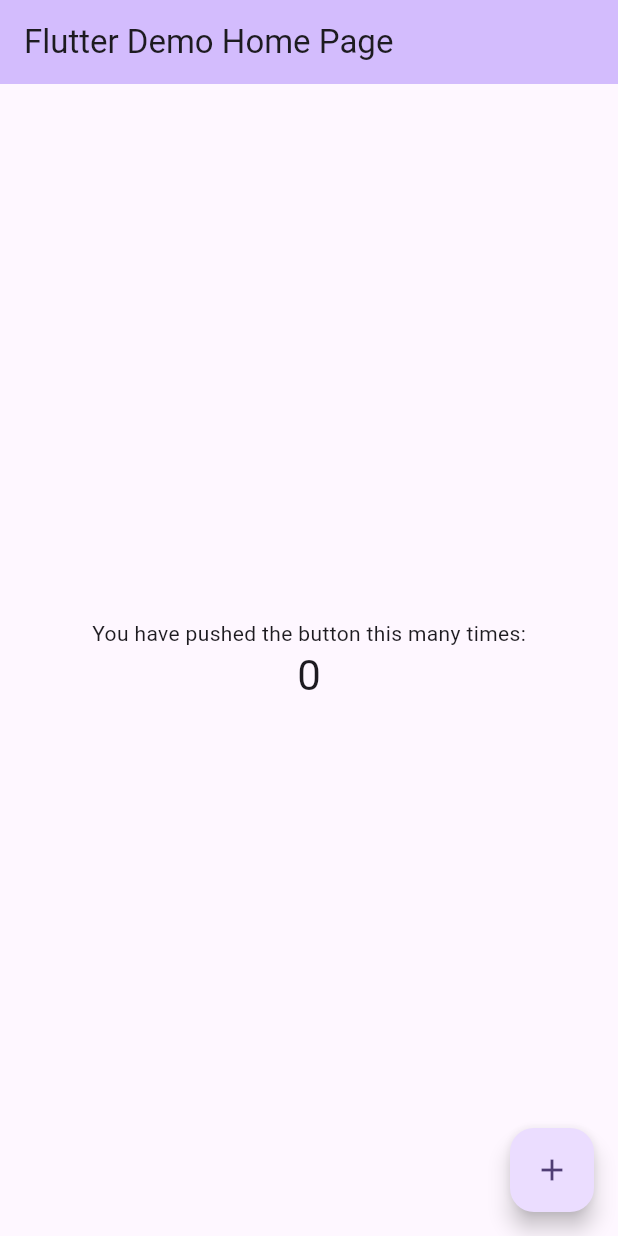
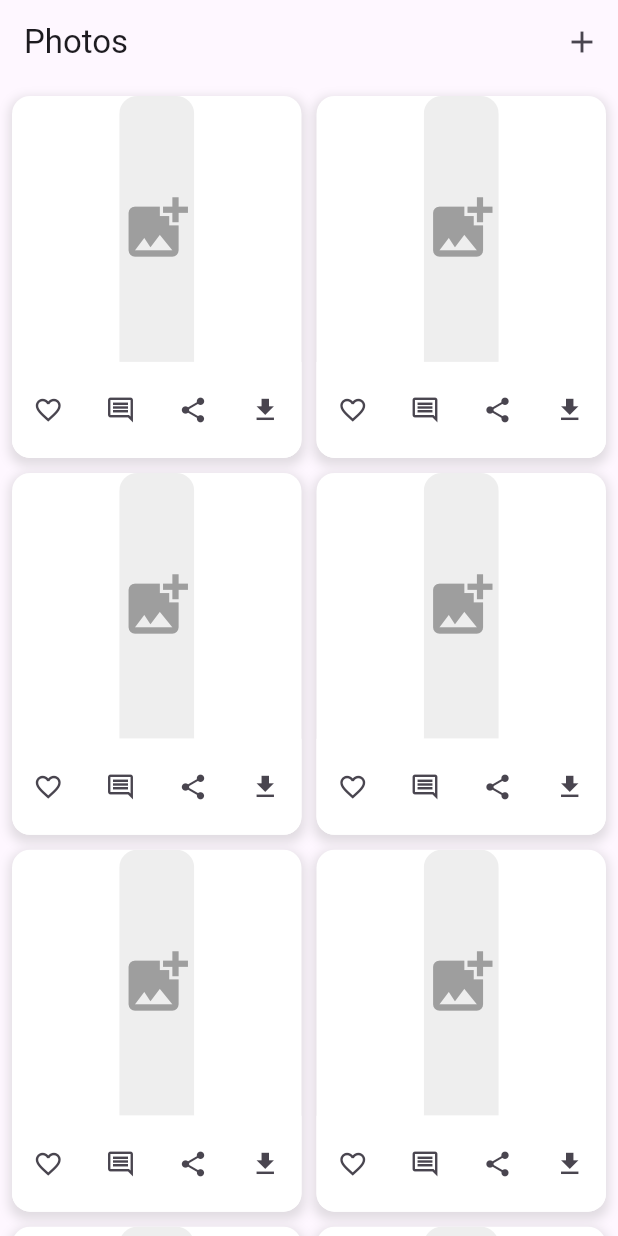
Before and after one commit to DssyChrys/Projet_Flutter, a Flutter app: the screen it shows after launch, on a phone screen of 412 x 824 dp. Run offline on Flutter 3.47's test engine with Material 3 defaults, Android fonts, the phone set to English and light mode, and no system bars; our stand-ins replace image_picker.

Commit message:
defilement des images

```diff
--- a/lib/main.dart
+++ b/lib/main.dart
@@ -1,4 +1,6 @@
 import 'package:flutter/material.dart';
+import 'package:image_picker/image_picker.dart';
+import 'photo_frame.dart';
 
 void main() {
   runApp(const MyApp());
@@ -7,119 +9,77 @@ void main() {
 class MyApp extends StatelessWidget {
   const MyApp({super.key});
 
-  // This widget is the root of your application.
   @override
   Widget build(BuildContext context) {
     return MaterialApp(
-      title: 'Flutter Demo',
+      title: 'Photo Gallery',
       theme: ThemeData(
-        // This is the theme of your application.
-        //
-        // TRY THIS: Try running your application with "flutter run". You'll see
-        // the application has a purple toolbar. Then, without quitting the app,
-        // try changing the seedColor in the colorScheme below to Colors.green
-        // and then invoke "hot reload" (save your changes or press the "hot
-        // reload" button in a Flutter-supported IDE, or press "r" if you used
-        // the command line to start the app).
-        //
-        // Notice that the counter didn't reset back to zero; the application
-        // state is not lost during the reload. To reset the state, use hot
-        // restart instead.
-        //
-        // This works for code too, not just values: Most code changes can be
-        // tested with just a hot reload.
-        colorScheme: ColorScheme.fromSeed(seedColor: Colors.deepPurple),
+        primarySwatch: Colors.blue,
         useMaterial3: true,
       ),
-      home: const MyHomePage(title: 'Flutter Demo Home Page'),
+      home: const HomeScreen(),
     );
   }
 }
 
-class MyHomePage extends StatefulWidget {
-  const MyHomePage({super.key, required this.title});
-
-  // This widget is the home page of your application. It is stateful, meaning
-  // that it has a State object (defined below) that contains fields that affect
-  // how it looks.
-
-  // This class is the configuration for the state. It holds the values (in this
-  // case the title) provided by the parent (in this case the App widget) and
-  // used by the build method of the State. Fields in a Widget subclass are
-  // always marked "final".
-
-  final String title;
+class HomeScreen extends StatefulWidget {
+  const HomeScreen({super.key});
 
   @override
-  State<MyHomePage> createState() => _MyHomePageState();
+  State<HomeScreen> createState() => _HomeScreenState();
 }
 
-class _MyHomePageState extends State<MyHomePage> {
-  int _counter = 0;
+class _HomeScreenState extends State<HomeScreen> {
+  final List<String?> _photos = List.filled(10, null);
+  final ImagePicker _picker = ImagePicker();
 
-  void _incrementCounter() {
+  void _addPhotoFrame() {
     setState(() {
-      // This call to setState tells the Flutter framework that something has
-      // changed in this State, which causes it to rerun the build method below
-      // so that the display can reflect the updated values. If we changed
-      // _counter without calling setState(), then the build method would not be
-      // called again, and so nothing would appear to happen.
-      _counter++;
+      // Trouve le premier emplacement vide
+      int index = _photos.indexOf(null);
+      if (index == -1) {
+        _photos.add(null);
+      }
     });
+  }
+
+  Future<void> _selectPhoto(int index) async {
+    final XFile? image = await _picker.pickImage(source: ImageSource.gallery);
+    if (image != null) {
+      setState(() {
+        _photos[index] = image.path;
+      });
+    }
   }
 
   @override
   Widget build(BuildContext context) {
-    // This method is rerun every time setState is called, for instance as done
-    // by the _incrementCounter method above.
-    //
-    // The Flutter framework has been optimized to make rerunning build methods
-    // fast, so that you can just rebuild anything that needs updating rather
-    // than having to individually change instances of widgets.
     return Scaffold(
       appBar: AppBar(
-        // TRY THIS: Try changing the color here to a specific color (to
-        // Colors.amber, perhaps?) and trigger a hot reload to see the AppBar
-        // change color while the other colors stay the same.
-        backgroundColor: Theme.of(context).colorScheme.inversePrimary,
-        // Here we take the value from the MyHomePage object that was created by
-        // the App.build method, and use it to set our appbar title.
-        title: Text(widget.title),
+        title: const Text('Photos'),
+        actions: [
+          IconButton(
+            icon: const Icon(Icons.add),
+            onPressed: _addPhotoFrame,
+          ),
+        ],
       ),
-      body: Center(
-        // Center is a layout widget. It takes a single child and positions it
-        // in the middle of the parent.
-        child: Column(
-          // Column is also a layout widget. It takes a list of children and
-          // arranges them vertically. By default, it sizes itself to fit its
-          // children horizontally, and tries to be as tall as its parent.
-          //
-          // Column has various properties to control how it sizes itself and
-          // how it positions its children. Here we use mainAxisAlignment to
-          // center the children vertically; the main axis here is the vertical
-          // axis because Columns are vertical (the cross axis would be
-          // horizontal).
-          //
-          // TRY THIS: Invoke "debug painting" (choose the "Toggle Debug Paint"
-          // action in the IDE, or press "p" in the console), to see the
-          // wireframe for each widget.
-          mainAxisAlignment: MainAxisAlignment.center,
-          children: <Widget>[
-            const Text(
-              'You have pushed the button this many times:',
-            ),
-            Text(
-              '$_counter',
-              style: Theme.of(context).textTheme.headlineMedium,
-            ),
-          ],
+      body: GridView.builder(
+        padding: const EdgeInsets.all(8),
+        gridDelegate: const SliverGridDelegateWithFixedCrossAxisCount(
+          crossAxisCount: 2,
+          childAspectRatio: 0.8,
+          crossAxisSpacing: 10,
+          mainAxisSpacing: 10,
         ),
+        itemCount: _photos.length,
+        itemBuilder: (context, index) {
+          return PhotoFrame(
+            photoPath: _photos[index],
+            onTap: () => _selectPhoto(index),
+          );
+        },
       ),
-      floatingActionButton: FloatingActionButton(
-        onPressed: _incrementCounter,
-        tooltip: 'Increment',
-        child: const Icon(Icons.add),
-      ), // This trailing comma makes auto-formatting nicer for build methods.
     );
   }
 }
--- /dev/null
+++ b/lib/photo_frame.dart
@@ -0,0 +1,89 @@
+import 'package:flutter/material.dart';
+import 'dart:io';
+
+class PhotoFrame extends StatelessWidget {
+  final String? photoPath;
+  final VoidCallback onTap;
+
+  const PhotoFrame({
+    super.key,
+    required this.photoPath,
+    required this.onTap,
+  });
+
+  @override
+  Widget build(BuildContext context) {
+    return GestureDetector(
+      onTap: onTap,
+      child: Container(
+        decoration: BoxDecoration(
+          color: Colors.white,
+          borderRadius: BorderRadius.circular(12),
+          boxShadow: [
+            BoxShadow(
+              color: Colors.grey.withOpacity(0.3),
+              spreadRadius: 2,
+              blurRadius: 5,
+              offset: const Offset(0, 3),
+            ),
+          ],
+        ),
+        child: Column(
+          children: [
+            Expanded(
+              child: ClipRRect(
+                borderRadius: const BorderRadius.vertical(top: Radius.circular(12)),
+                child: photoPath == null
+                    ? Container(
+                        color: Colors.grey[200],
+                        child: const Icon(
+                          Icons.add_photo_alternate,
+                          size: 50,
+                          color: Colors.grey,
+                        ),
+                      )
+                    : Image.file(
+                        File(photoPath!),
+                        fit: BoxFit.cover,
+                        width: double.infinity,
+                      ),
+              ),
+            ),
+            Container(
+              padding: const EdgeInsets.symmetric(vertical: 8),
+              decoration: const BoxDecoration(
+                color: Colors.white,
+                borderRadius: BorderRadius.vertical(bottom: Radius.circular(12)),
+              ),
+              child: Row(
+                mainAxisAlignment: MainAxisAlignment.spaceEvenly,
+                children: [
+                  IconButton(
+                    icon: const Icon(Icons.favorite_border),
+                    onPressed: () {},
+                    iconSize: 20,
+                  ),
+                  IconButton(
+                    icon: const Icon(Icons.comment_outlined),
+                    onPressed: () {},
+                    iconSize: 20,
+                  ),
+                  IconButton(
+                    icon: const Icon(Icons.share),
+                    onPressed: () {},
+                    iconSize: 20,
+                  ),
+                  IconButton(
+                    icon: const Icon(Icons.download),
+                    onPressed: () {},
+                    iconSize: 20,
+                  ),
+                ],
+              ),
+            ),
+          ],
+        ),
+      ),
+    );
+  }
+}
```
Also changed, not shown: pubspec.yaml (+6 -75 lines), pubspec.lock, 5 other files.
